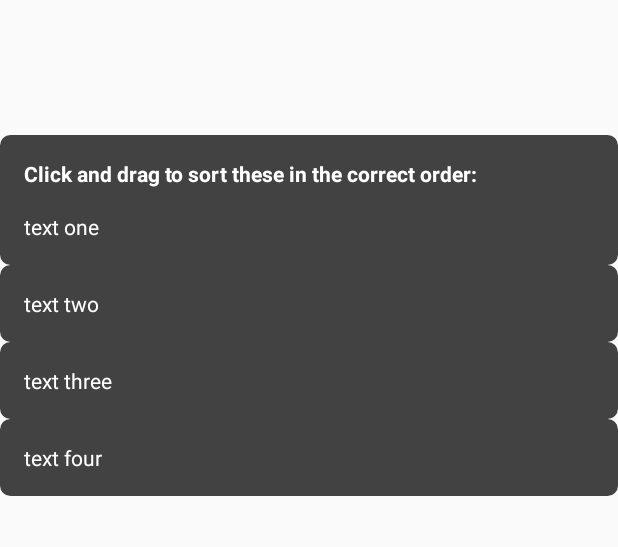
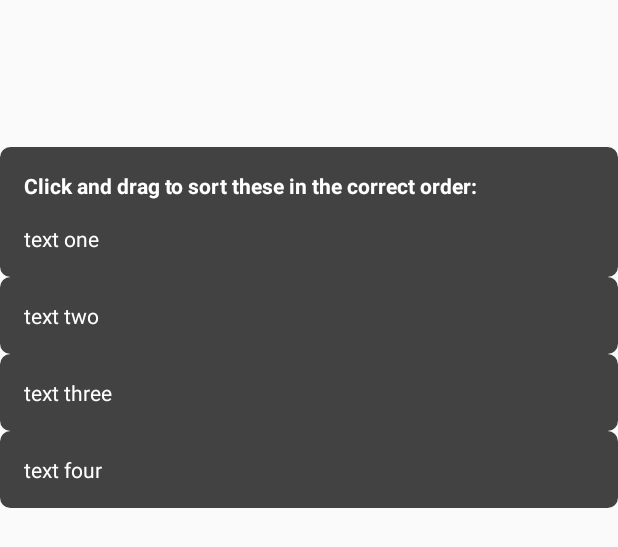
Before and after one commit to memedelacreme/AssignmentHH, an Android app: the layout quiz_question_dnd.xml on its own in the app's theme, with its tools: preview values and no code run, on a phone screen of 412 x 824 dp. Shown: the top 547 px of the screen. Run offline under Robolectric (Android 15) with nearby library versions, the phone set to English and light mode, and no system bars.

```diff
--- a/app/src/main/res/layout/quiz_question_dnd.xml
+++ b/app/src/main/res/layout/quiz_question_dnd.xml
@@ -1,17 +1,16 @@
 <?xml version="1.0" encoding="utf-8"?>
 <android.support.constraint.ConstraintLayout xmlns:android="http://schemas.android.com/apk/res/android"
     xmlns:app="http://schemas.android.com/apk/res-auto"
+    xmlns:tools="http://schemas.android.com/tools"
     android:layout_width="match_parent"
     android:layout_height="match_parent">
 
-    <android.support.v7.widget.LinearLayoutCompat
+    <android.support.constraint.ConstraintLayout
         android:layout_width="match_parent"
         android:layout_height="match_parent"
         android:layout_marginTop="90dp"
         android:columnWidth="320dp"
-        android:columnCount="2"
         android:orientation="vertical"
-        android:rowCount="2"
         android:stretchMode="columnWidth"
         app:layout_constraintTop_toTopOf="parent">
 
@@ -19,11 +18,15 @@
             android:id="@+id/holderRow"
             android:layout_width="match_parent"
             android:layout_height="wrap_content"
+            android:layout_marginTop="8dp"
             android:background="@drawable/shape"
             android:orientation="vertical"
-            android:padding="16dp">
+            android:padding="16dp"
+            app:layout_constraintTop_toTopOf="parent"
+            tools:layout_editor_absoluteX="0dp">
 
             <TextView
+                android:id="@+id/DnDExplain"
                 android:layout_width="match_parent"
                 android:layout_height="wrap_content"
                 android:layout_marginBottom="16dp"
@@ -45,7 +48,9 @@
             android:layout_height="wrap_content"
             android:background="@drawable/shape"
             android:orientation="vertical"
-            android:padding="16dp">
+            android:padding="16dp"
+            app:layout_constraintTop_toBottomOf="@+id/holderRow"
+            tools:layout_editor_absoluteX="0dp">
 
             <TextView
                 android:id="@+id/movable2"
@@ -61,7 +66,9 @@
             android:layout_height="wrap_content"
             android:background="@drawable/shape"
             android:orientation="vertical"
-            android:padding="16dp">
+            android:padding="16dp"
+            app:layout_constraintTop_toBottomOf="@+id/row1"
+            tools:layout_editor_absoluteX="0dp">
 
             <TextView
                 android:id="@+id/movable3"
@@ -77,7 +84,9 @@
             android:layout_height="wrap_content"
             android:background="@drawable/shape"
             android:orientation="vertical"
-            android:padding="16dp">
+            android:padding="16dp"
+            app:layout_constraintTop_toBottomOf="@+id/row2"
+            tools:layout_editor_absoluteX="0dp">
 
             <TextView
                 android:id="@+id/movable4"
@@ -87,5 +96,46 @@
                 android:textColor="@android:color/white" />
         </LinearLayout>
 
-    </android.support.v7.widget.LinearLayoutCompat>
+        <!--<LinearLayout-->
+            <!--android:id="@+id/answerRow"-->
+            <!--android:layout_width="wrap_content"-->
+            <!--android:layout_height="wrap_content"-->
+            <!--android:orientation="vertical">-->
+
+            <!--<android.support.v7.widget.AppCompatSpinner-->
+                <!--android:id="@+id/dropDownList"-->
+                <!--android:layout_width="match_parent"-->
+                <!--android:layout_height="wrap_content"-->
+                <!--android:layout_marginTop="20dp">-->
+
+            <!--</android.support.v7.widget.AppCompatSpinner>-->
+
+            <!--<android.support.v7.widget.AppCompatSpinner-->
+                <!--android:id="@+id/dropDownList2"-->
+                <!--android:layout_width="match_parent"-->
+                <!--android:layout_height="wrap_content"-->
+                <!--android:layout_marginTop="20dp">-->
+
+            <!--</android.support.v7.widget.AppCompatSpinner>-->
+
+            <!--<android.support.v7.widget.AppCompatSpinner-->
+                <!--android:id="@+id/dropDownList3"-->
+                <!--android:layout_width="match_parent"-->
+                <!--android:layout_height="wrap_content"-->
+                <!--android:layout_marginTop="20dp">-->
+
+            <!--</android.support.v7.widget.AppCompatSpinner>-->
+
+            <!--<android.support.v7.widget.AppCompatSpinner-->
+                <!--android:id="@+id/dropDownList4"-->
+                <!--android:layout_width="match_parent"-->
+                <!--android:layout_height="wrap_content"-->
+                <!--android:layout_marginTop="20dp"-->
+                <!--android:layout_marginBottom="20dp">-->
+
+            <!--</android.support.v7.widget.AppCompatSpinner>-->
+
+        <!--</LinearLayout>-->
+
+    </android.support.constraint.ConstraintLayout>
 </android.support.constraint.ConstraintLayout>
```
Also changed, not shown: app/src/main/java/com/example/jsh/assignment_hh/QuizMain.java (+42 -9 lines), app/gradle/wrapper/gradle-wrapper.properties (added), 4 other files.
